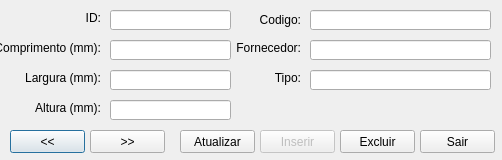
The window that windows/windowbobbin.ui (KyryIx/Helena) describes before a commit, drawn with Qt 5.
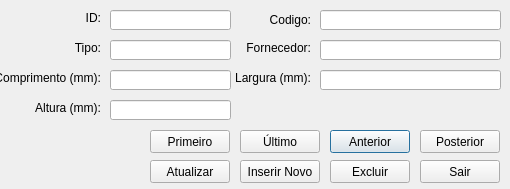
The same window after the commit. Icons and pictures are not drawn.

Commit message: atualizacoes nas telas de carretel e lamina

What changed in the file:
```diff
--- a/windows/windowbobbin.ui
+++ b/windows/windowbobbin.ui
@@ -6,8 +6,8 @@
    <rect>
     <x>0</x>
     <y>0</y>
-    <width>502</width>
-    <height>160</height>
+    <width>510</width>
+    <height>189</height>
    </rect>
   </property>
   <property name="minimumSize">
@@ -18,8 +18,8 @@
   </property>
   <property name="maximumSize">
    <size>
-    <width>502</width>
-    <height>160</height>
+    <width>600</width>
+    <height>300</height>
    </size>
   </property>
   <property name="windowTitle">
@@ -32,8 +32,8 @@
   <widget class="QLabel" name="label_type">
    <property name="geometry">
     <rect>
-     <x>230</x>
-     <y>70</y>
+     <x>30</x>
+     <y>40</y>
      <width>71</width>
      <height>16</height>
     </rect>
@@ -49,7 +49,7 @@
    <property name="geometry">
     <rect>
      <x>110</x>
-     <y>40</y>
+     <y>70</y>
      <width>121</width>
      <height>20</height>
     </rect>
@@ -58,7 +58,7 @@
   <widget class="QLineEdit" name="lineEdit_provider">
    <property name="geometry">
     <rect>
-     <x>310</x>
+     <x>320</x>
      <y>40</y>
      <width>181</width>
      <height>20</height>
@@ -68,9 +68,9 @@
   <widget class="QLineEdit" name="lineEdit_type">
    <property name="geometry">
     <rect>
-     <x>310</x>
-     <y>70</y>
-     <width>181</width>
+     <x>110</x>
+     <y>40</y>
+     <width>121</width>
      <height>20</height>
     </rect>
    </property>
@@ -94,9 +94,9 @@
   <widget class="QLineEdit" name="lineEdit_width">
    <property name="geometry">
     <rect>
-     <x>110</x>
+     <x>320</x>
      <y>70</y>
-     <width>121</width>
+     <width>181</width>
      <height>20</height>
     </rect>
    </property>
@@ -104,7 +104,7 @@
   <widget class="QLineEdit" name="lineEdit_code">
    <property name="geometry">
     <rect>
-     <x>310</x>
+     <x>320</x>
      <y>10</y>
      <width>181</width>
      <height>20</height>
@@ -114,7 +114,7 @@
   <widget class="QLabel" name="label_code">
    <property name="geometry">
     <rect>
-     <x>230</x>
+     <x>240</x>
      <y>10</y>
      <width>71</width>
      <height>20</height>
@@ -130,7 +130,7 @@
   <widget class="QLabel" name="label_provider">
    <property name="geometry">
     <rect>
-     <x>230</x>
+     <x>240</x>
      <y>40</y>
      <width>71</width>
      <height>16</height>
@@ -186,7 +186,7 @@
    <property name="geometry">
     <rect>
      <x>0</x>
-     <y>40</y>
+     <y>70</y>
      <width>101</width>
      <height>16</height>
     </rect>
@@ -201,7 +201,7 @@
   <widget class="QLabel" name="label_width">
    <property name="geometry">
     <rect>
-     <x>0</x>
+     <x>210</x>
      <y>70</y>
      <width>101</width>
      <height>16</height>
@@ -217,35 +217,35 @@
   <widget class="QPushButton" name="pushButton_before">
    <property name="geometry">
     <rect>
-     <x>10</x>
+     <x>330</x>
      <y>130</y>
-     <width>75</width>
+     <width>80</width>
      <height>23</height>
     </rect>
    </property>
    <property name="text">
-    <string>&lt;&lt;</string>
+    <string>Anterior</string>
    </property>
   </widget>
   <widget class="QPushButton" name="pushButton_after">
    <property name="geometry">
     <rect>
-     <x>90</x>
+     <x>420</x>
      <y>130</y>
-     <width>75</width>
+     <width>80</width>
      <height>23</height>
     </rect>
    </property>
    <property name="text">
-    <string>&gt;&gt;</string>
+    <string>Posterior</string>
    </property>
   </widget>
   <widget class="QPushButton" name="pushButton_exit">
    <property name="geometry">
     <rect>
      <x>420</x>
-     <y>130</y>
-     <width>75</width>
+     <y>160</y>
+     <width>80</width>
      <height>23</height>
     </rect>
    </property>
@@ -259,9 +259,9 @@
    </property>
    <property name="geometry">
     <rect>
-     <x>180</x>
-     <y>130</y>
-     <width>75</width>
+     <x>150</x>
+     <y>160</y>
+     <width>80</width>
      <height>23</height>
     </rect>
    </property>
@@ -271,18 +271,18 @@
   </widget>
   <widget class="QPushButton" name="pushButton_insert">
    <property name="enabled">
-    <bool>false</bool>
+    <bool>true</bool>
    </property>
    <property name="geometry">
     <rect>
-     <x>260</x>
-     <y>130</y>
-     <width>75</width>
+     <x>240</x>
+     <y>160</y>
+     <width>80</width>
      <height>23</height>
     </rect>
    </property>
    <property name="text">
-    <string>Inserir</string>
+    <string>Inserir Novo</string>
    </property>
   </widget>
   <widget class="QPushButton" name="pushButton_delete">
@@ -291,9 +291,9 @@
    </property>
    <property name="geometry">
     <rect>
-     <x>340</x>
-     <y>130</y>
-     <width>75</width>
+     <x>330</x>
+     <y>160</y>
+     <width>80</width>
      <height>23</height>
     </rect>
    </property>
@@ -301,6 +301,32 @@
     <string>Excluir</string>
    </property>
   </widget>
+  <widget class="QPushButton" name="pushButton_first">
+   <property name="geometry">
+    <rect>
+     <x>150</x>
+     <y>130</y>
+     <width>80</width>
+     <height>23</height>
+    </rect>
+   </property>
+   <property name="text">
+    <string>Primeiro</string>
+   </property>
+  </widget>
+  <widget class="QPushButton" name="pushButton_last">
+   <property name="geometry">
+    <rect>
+     <x>240</x>
+     <y>130</y>
+     <width>80</width>
+     <height>23</height>
+    </rect>
+   </property>
+   <property name="text">
+    <string>Último</string>
+   </property>
+  </widget>
  </widget>
  <tabstops>
   <tabstop>lineEdit_id</tabstop>
```
The commit also changes 3 other files.
